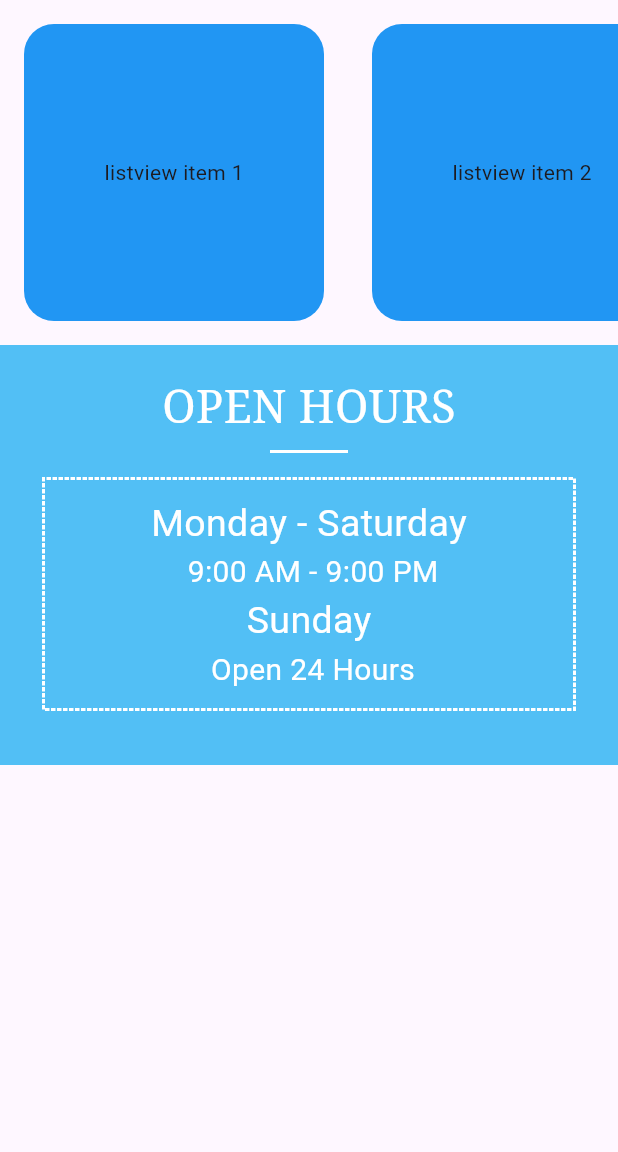
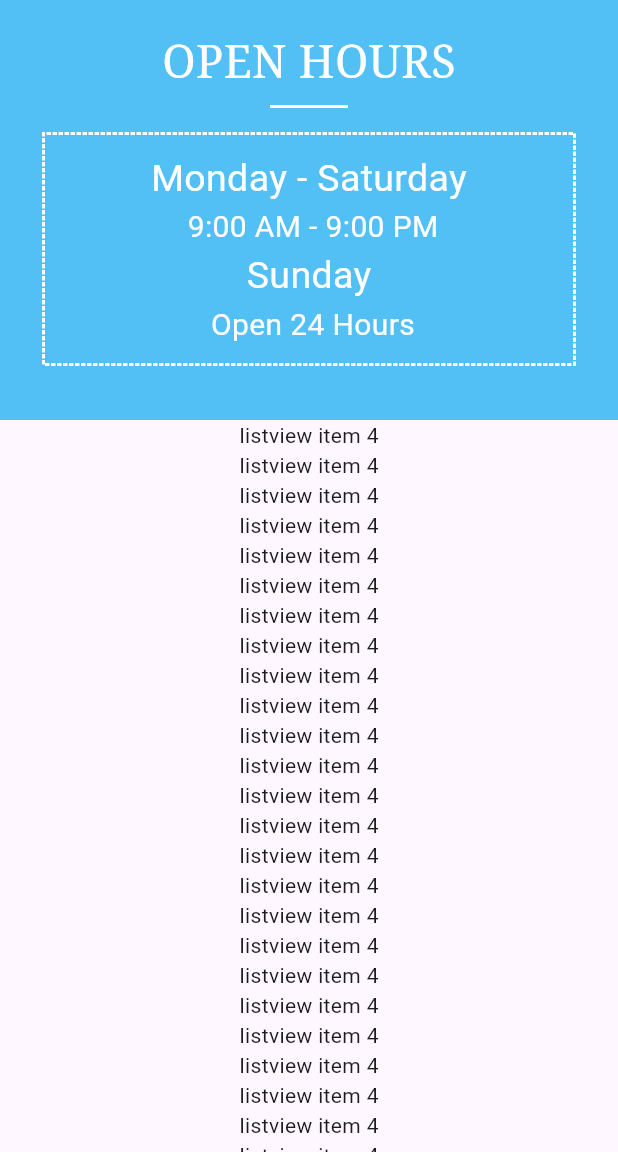
Before and after one commit to MohamedHamed001/dental-clinic-, a Flutter app: the screen it shows after launch, on a phone screen of 412 x 824 dp, the part 84-1236 px from its top. Run offline on Flutter 3.47's test engine with Material 3 defaults, Android fonts, the phone set to English and light mode, and no system bars; drawn by our look-alikes of dotted_border; Roboto replaces fonts that are missing (Poppins).

Commit message:
inertactive space bar

```diff
--- a/cross_platform/lib/my_home_page.dart
+++ b/cross_platform/lib/my_home_page.dart
@@ -22,68 +22,138 @@ class _MyHomePageState extends State<MyHomePage> {
       ),
       body: Column(
         children: [
-          Container(
-            height: 230,
-            child: ListView(scrollDirection: Axis.horizontal, children: [
-              Padding(
-                padding: const EdgeInsets.all(16.0),
-                child: InkWell(
-                  onTap: () {},
-                  child: Container(
-                    width: 200,
-                    decoration: BoxDecoration(
-                      color: Colors.blue,
-                      borderRadius: BorderRadius.circular(20),
-                    ),
-                    child: Center(child: Text('listview item 1')),
-                  ),
-                ),
-              ),
-              Padding(
-                padding: const EdgeInsets.all(16.0),
-                child: InkWell(
-                  onTap: () {},
-                  child: Container(
-                    width: 200,
-                    decoration: BoxDecoration(
-                      color: Colors.blue,
-                      borderRadius: BorderRadius.circular(20),
-                    ),
-                    child: Center(child: Text('listview item 2')),
-                  ),
-                ),
-              ),
-              Padding(
-                padding: const EdgeInsets.all(16.0),
-                child: InkWell(
-                  onTap: () {},
-                  child: Container(
-                    width: 200,
-                    decoration: BoxDecoration(
-                      color: Colors.blue,
-                      borderRadius: BorderRadius.circular(20),
-                    ),
-                    child: Center(child: Text('listview item 3')),
-                  ),
-                ),
-              ),
-              Padding(
-                padding: const EdgeInsets.all(16.0),
-                child: InkWell(
-                  onTap: () {},
-                  child: Container(
-                    width: 200,
-                    decoration: BoxDecoration(
-                      color: Colors.blue,
-                      borderRadius: BorderRadius.circular(20),
-                    ),
-                    child: Center(child: Text('listview item 4')),
-                  ),
-                ),
-              ),
-            ]),
-          ),
+          // Container(
+          //   height: 230,
+          //   child: ListView(scrollDirection: Axis.horizontal, children: [
+          //     Padding(
+          //       padding: const EdgeInsets.all(16.0),
+          //       child: InkWell(
+          //         onTap: () {},
+          //         child: Container(
+          //           width: 200,
+          //           decoration: BoxDecoration(
+          //             color: Colors.blue,
+          //             borderRadius: BorderRadius.circular(20),
+          //           ),
+          //           child: Center(child: Text('listview item 1')),
+          //         ),
+          //       ),
+          //     ),
+          //     Padding(
+          //       padding: const EdgeInsets.all(16.0),
+          //       child: InkWell(
+          //         onTap: () {},
+          //         child: Container(
+          //           width: 200,
+          //           decoration: BoxDecoration(
+          //             color: Colors.blue,
+          //             borderRadius: BorderRadius.circular(20),
+          //           ),
+          //           child: Center(child: Text('listview item 2')),
+          //         ),
+          //       ),
+          //     ),
+          //     Padding(
+          //       padding: const EdgeInsets.all(16.0),
+          //       child: InkWell(
+          //         onTap: () {},
+          //         child: Container(
+          //           width: 200,
+          //           decoration: BoxDecoration(
+          //             color: Colors.blue,
+          //             borderRadius: BorderRadius.circular(20),
+          //           ),
+          //           child: Center(child: Text('listview item 3')),
+          //         ),
+          //       ),
+          //     ),
+          //     Padding(
+          //       padding: const EdgeInsets.all(16.0),
+          //       child: InkWell(
+          //         onTap: () {},
+          //         child: Container(
+          //           width: 200,
+          //           decoration: BoxDecoration(
+          //             color: Colors.blue,
+          //             borderRadius: BorderRadius.circular(20),
+          //           ),
+          //           child: Center(child: Text('listview item 4')),
+          //         ),
+          //       ),
+          //     ),
+          //   ]),
+          // ),
           OpenHours(),
+          // HorizontalHomePagescroll(),
+          Text('listview item 4'),
+          Text('listview item 4'),
+          Text('listview item 4'),
+          Text('listview item 4'),
+          Text('listview item 4'),
+          Text('listview item 4'),
+          Text('listview item 4'),
+          Text('listview item 4'),
+          Text('listview item 4'),
+          Text('listview item 4'),
+          Text('listview item 4'),
+          Text('listview item 4'),
+          Text('listview item 4'),
+          Text('listview item 4'),
+          Text('listview item 4'),
+          Text('listview item 4'),
+          Text('listview item 4'),
+          Text('listview item 4'),
+          Text('listview item 4'),
+          Text('listview item 4'),
+          Text('listview item 4'),
+          Text('listview item 4'),
+          Text('listview item 4'),
+          Text('listview item 4'),
+          Text('listview item 4'),
+          Text('listview item 4'),
+          Text('listview item 4'),
+          Text('listview item 4'),
+          Text('listview item 4'),
+          Text('listview item 4'),
+          Text('listview item 4'),
+          Text('listview item 4'),
+          Text('listview item 4'),
+          Text('listview item 4'),
+          Text('listview item 4'),
+          Text('listview item 4'),
+          Text('listview item 4'),
+          Text('listview item 4'),
+          Text('listview item 4'),
+          Text('listview item 4'),
+          Text('listview item 4'),
+          Text('listview item 4'),
+          Text('listview item 4'),
+          Text('listview item 4'),
+          Text('listview item 4'),
+          Text('listview item 4'),
+          Text('listview item 4'),
+          Text('listview item 4'),
+          Text('listview item 4'),
+          Text('listview item 4'),
+          Text('listview item 4'),
+          Text('listview item 4'),
+          Text('listview item 4'),
+          Text('listview item 4'),
+          Text('listview item 4'),
+          Text('listview item 4'),
+          Text('listview item 4'),
+          Text('listview item 4'),
+          Text('listview item 4'),
+          Text('listview item 4'),
+          Text('listview item 4'),
+          Text('listview item 4'),
+          Text('listview item 4'),
+          Text('listview item 4'),
+          Text('listview item 4'),
+          Text('listview item 4'),
+          Text('listview item 4'),
+          Text('listview item 4'),
+          Text('listview item 4'),
         ],
       ),
     );
```
